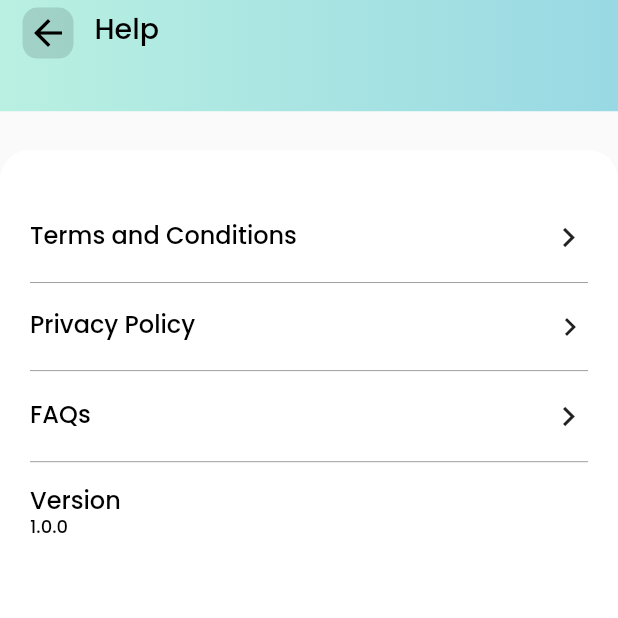
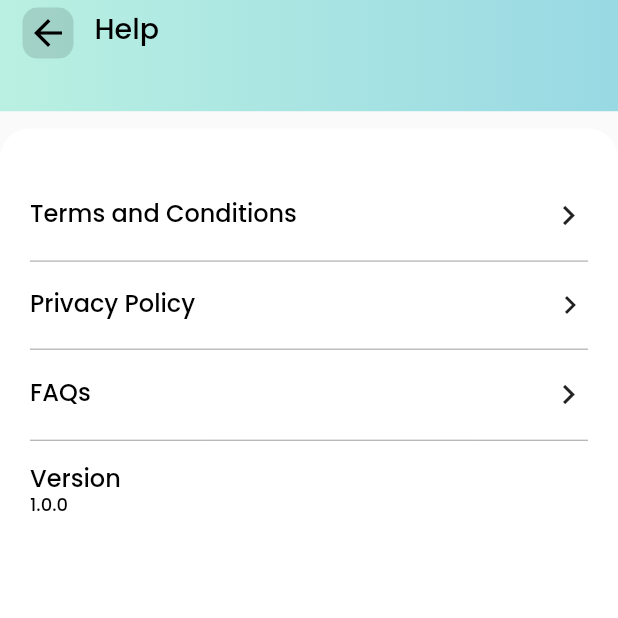
Before and after one commit to arun-prajapati/mdt_student_only_test, a Flutter app: the Help screen opened by its route, on a phone screen of 412 x 824 dp, the top half of it. Run offline on Flutter 3.47's test engine with Material 3 defaults, Android fonts, the phone set to English and light mode, and no system bars; our stand-ins replace auto_size_text, better_player_plus, cloud_firestore, connectivity_plus, datetime_picker_formfield_new, device_info_plus and 23 more; missing offline and left inert: flutter_google_places_hoc081098, flutter_stripe, gif, google_api_headers, purchases_flutter; accounts and stored records are empty; network calls fail.

Commit message:
socailScreen

```diff
--- a/lib/views/DrawerScreens/ContactUs.dart
+++ b/lib/views/DrawerScreens/ContactUs.dart
@@ -71,7 +71,7 @@ class _ContactUs extends State<ContactUs> {
                 iconRight: null),
           ),
           Positioned(
-            top: 100,
+            top: MediaQuery.of(context).size.height * 0.104,
             child: Container(
                 height: MediaQuery.of(context).size.height * 0.88,
                 width: MediaQuery.of(context).size.width,
--- a/lib/views/DrawerScreens/FAQ.dart
+++ b/lib/views/DrawerScreens/FAQ.dart
@@ -38,7 +38,7 @@ class TileApp extends StatelessWidget {
                         iconRight: null),
                   ),
                   Positioned(
-                    top: 100,
+                    top: MediaQuery.of(context).size.height * 0.104,
                     child: Container(
                       height: MediaQuery.of(context).size.height * 0.88,
                       width: MediaQuery.of(context).size.width,
--- a/lib/views/DrawerScreens/Help.dart
+++ b/lib/views/DrawerScreens/Help.dart
@@ -58,7 +58,7 @@ class _Help extends State<Help> {
                 iconRight: null),
           ),
           Positioned(
-            top: 100,
+            top: MediaQuery.of(context).size.height * 0.104,
             child: Container(
               height: MediaQuery.of(context).size.height,
               width: MediaQuery.of(context).size.width,
--- a/lib/views/DrawerScreens/Settings.dart
+++ b/lib/views/DrawerScreens/Settings.dart
@@ -39,7 +39,7 @@ class _Settings extends State<Settings> {
                 iconRight: null),
           ),
           Positioned(
-            top: 100,
+            top: MediaQuery.of(context).size.height * 0.104,
             child: Container(
               height: MediaQuery.of(context).size.height * 0.88,
               width: MediaQuery.of(context).size.width,
--- a/lib/views/WebView.dart
+++ b/lib/views/WebView.dart
@@ -136,7 +136,7 @@ Page resource error:
               iconRight: null),
         ),
         Positioned(
-          top: 100,
+          top: MediaQuery.of(context).size.height * 0.104,
           child: ClipRRect(
             borderRadius: BorderRadius.only(
               topLeft: Radius.circular(20),
```
